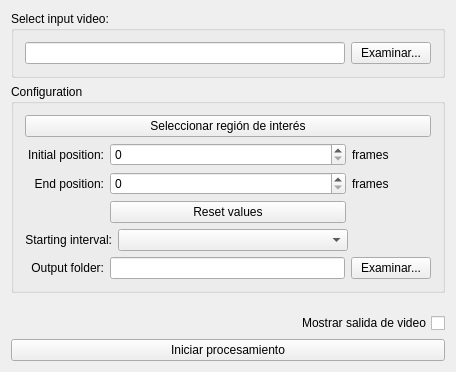
This is PlantApp/Presentation/MainWindow.ui in milena-rocabado/PlantProject as Qt 5 draws it before an edit. The edited form follows.
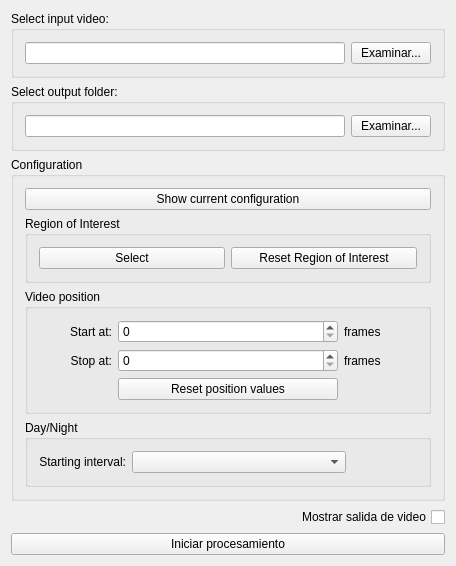
This is the edited form.

Diff of the .ui file:
```diff
--- a/PlantApp/Presentation/MainWindow.ui
+++ b/PlantApp/Presentation/MainWindow.ui
@@ -7,7 +7,7 @@
     <x>0</x>
     <y>0</y>
     <width>456</width>
-    <height>372</height>
+    <height>539</height>
    </rect>
   </property>
   <property name="windowTitle">
@@ -35,26 +35,89 @@
      </widget>
     </item>
     <item>
-     <widget class="QGroupBox" name="groupBox_2">
+     <widget class="QGroupBox" name="gbOutput">
+      <property name="title">
+       <string>Select output folder:</string>
+      </property>
+      <layout class="QHBoxLayout" name="horizontalLayout_4" stretch="4,1">
+       <item>
+        <widget class="QLineEdit" name="lneOutputPath"/>
+       </item>
+       <item>
+        <widget class="QPushButton" name="pbExaminarOutput">
+         <property name="text">
+          <string>Examinar...</string>
+         </property>
+        </widget>
+       </item>
+      </layout>
+     </widget>
+    </item>
+    <item>
+     <widget class="QGroupBox" name="gbConfig">
       <property name="title">
        <string>Configuration</string>
       </property>
       <layout class="QVBoxLayout" name="verticalLayout">
        <item>
+        <widget class="QPushButton" name="pbCurrentConfig">
+         <property name="text">
+          <string>Show current configuration</string>
+         </property>
+        </widget>
+       </item>
+       <item>
+        <widget class="QGroupBox" name="gbROI">
+         <property name="title">
+          <string>Region of Interest</string>
+         </property>
+         <layout class="QHBoxLayout" name="horizontalLayout">
+          <item>
         <widget class="QPushButton" name="pbSetROI">
          <property name="text">
-          <string>Seleccionar región de interés</string>
+             <string>Select</string>
          </property>
         </widget>
        </item>
        <item>
-        <layout class="QGridLayout" name="gridLayout" columnstretch="1,3,1">
+           <widget class="QPushButton" name="pbResetROI">
+            <property name="text">
+             <string>Reset Region of Interest</string>
+            </property>
+           </widget>
+          </item>
+         </layout>
+        </widget>
+       </item>
+       <item>
+        <widget class="QGroupBox" name="gbPosition">
+         <property name="title">
+          <string>Video position</string>
+         </property>
+         <layout class="QGridLayout" name="gridLayout_2" columnstretch="1,3,1">
+          <item row="0" column="2">
+           <widget class="QLabel" name="lblFrames1">
+            <property name="text">
+             <string>frames</string>
+            </property>
+           </widget>
+          </item>
+          <item row="1" column="0">
+           <widget class="QLabel" name="lblEndPos">
+            <property name="layoutDirection">
+             <enum>Qt::LeftToRight</enum>
+            </property>
+            <property name="text">
+             <string>Stop at:</string>
+            </property>
+            <property name="alignment">
+             <set>Qt::AlignRight|Qt::AlignTrailing|Qt::AlignVCenter</set>
+            </property>
+           </widget>
+          </item>
          <item row="0" column="1">
           <widget class="QSpinBox" name="spnInitPos"/>
          </item>
-         <item row="1" column="1">
-          <widget class="QSpinBox" name="spnEndPos"/>
-         </item>
          <item row="1" column="2">
           <widget class="QLabel" name="lblFrames2">
            <property name="text">
@@ -62,25 +125,8 @@
            </property>
           </widget>
          </item>
-         <item row="1" column="0">
-          <widget class="QLabel" name="lblEndPos">
-           <property name="layoutDirection">
-            <enum>Qt::LeftToRight</enum>
-           </property>
-           <property name="text">
-            <string>End position:</string>
-           </property>
-           <property name="alignment">
-            <set>Qt::AlignRight|Qt::AlignTrailing|Qt::AlignVCenter</set>
-           </property>
-          </widget>
-         </item>
-         <item row="0" column="2">
-          <widget class="QLabel" name="lblFrames1">
-           <property name="text">
-            <string>frames</string>
-           </property>
-          </widget>
+          <item row="1" column="1">
+           <widget class="QSpinBox" name="spnEndPos"/>
          </item>
          <item row="0" column="0">
           <widget class="QLabel" name="lblInit">
@@ -88,7 +134,7 @@
             <enum>Qt::LeftToRight</enum>
            </property>
            <property name="text">
-            <string>Initial position:</string>
+             <string>Start at:</string>
            </property>
            <property name="alignment">
             <set>Qt::AlignRight|Qt::AlignTrailing|Qt::AlignVCenter</set>
@@ -96,15 +142,20 @@
           </widget>
          </item>
          <item row="2" column="1">
-          <widget class="QPushButton" name="pbReset">
+           <widget class="QPushButton" name="pbResetPositions">
            <property name="text">
-            <string>Reset values</string>
+             <string>Reset position values</string>
            </property>
           </widget>
          </item>
         </layout>
+        </widget>
        </item>
        <item>
+        <widget class="QGroupBox" name="gbInterval">
+         <property name="title">
+          <string>Day/Night</string>
+         </property>
         <layout class="QHBoxLayout" name="horizontalLayout_3" stretch="1,3,1">
          <item>
           <widget class="QLabel" name="lblDayNight">
@@ -120,37 +171,20 @@
           <widget class="QComboBox" name="cbxDayNight"/>
          </item>
          <item>
-          <widget class="QLabel" name="label_2">
-           <property name="text">
-            <string/>
-           </property>
-          </widget>
-         </item>
-        </layout>
-       </item>
-       <item>
-        <layout class="QHBoxLayout" name="horizontalLayout" stretch="1,3,1">
-         <item>
-          <widget class="QLabel" name="lblOutput">
-           <property name="text">
-            <string>Output folder:</string>
-           </property>
-           <property name="alignment">
-            <set>Qt::AlignRight|Qt::AlignTrailing|Qt::AlignVCenter</set>
-           </property>
-          </widget>
-         </item>
-         <item>
-          <widget class="QLineEdit" name="lneOutputPath"/>
-         </item>
-         <item>
-          <widget class="QPushButton" name="pbExaminarOutput">
-           <property name="text">
-            <string>Examinar...</string>
-           </property>
-          </widget>
-         </item>
-        </layout>
+           <spacer name="horizontalSpacer">
+            <property name="orientation">
+             <enum>Qt::Horizontal</enum>
+            </property>
+            <property name="sizeHint" stdset="0">
+             <size>
+              <width>40</width>
+              <height>20</height>
+             </size>
+            </property>
+           </spacer>
+          </item>
+         </layout>
+        </widget>
        </item>
       </layout>
      </widget>
```
Left out of the diff: 2 changed lines with no effect on the pictures. Lines whose indentation alone changed are shown as unchanged.
